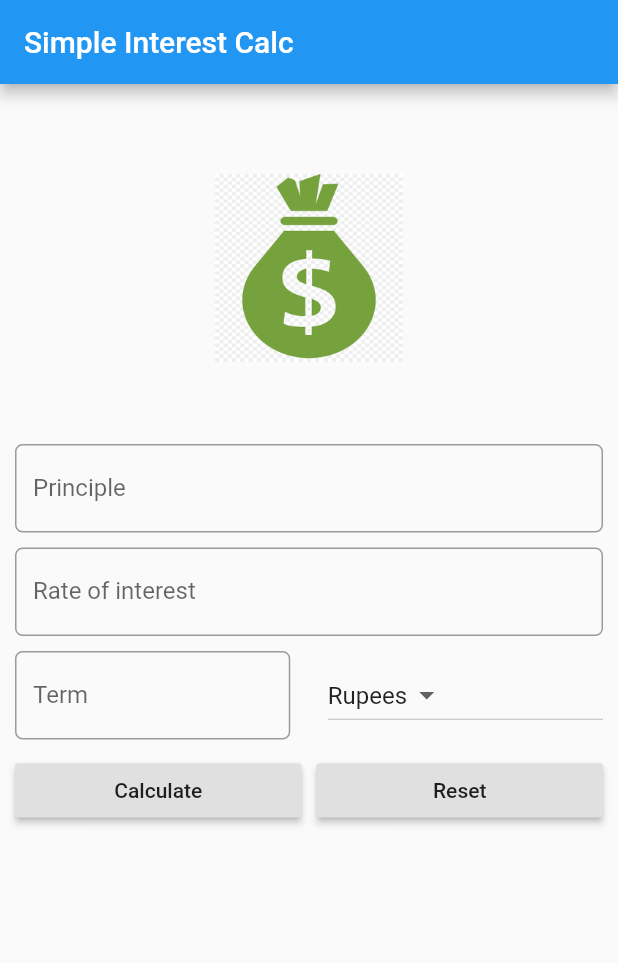
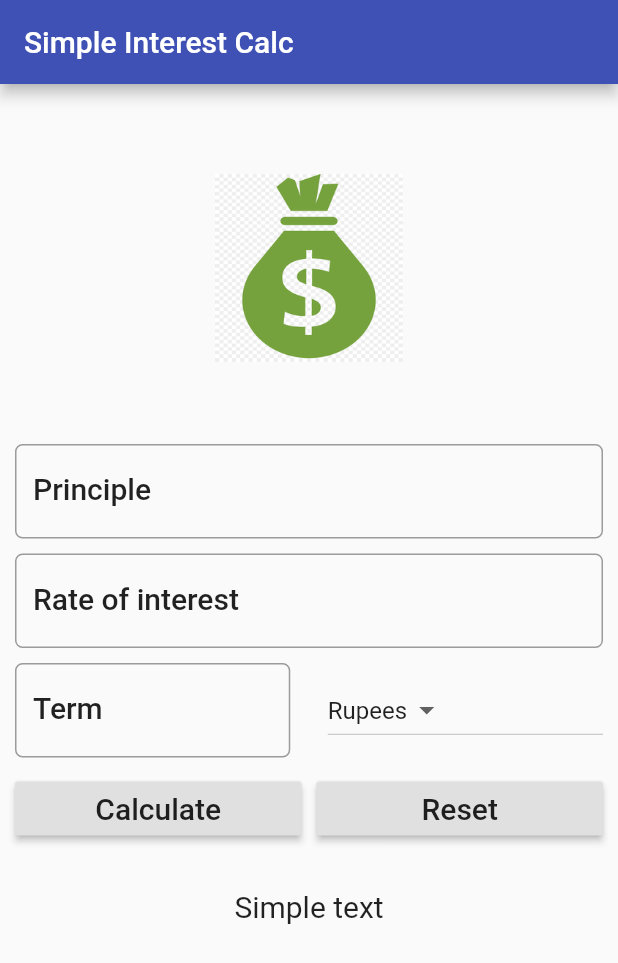
Before and after one commit to Pratiknarola/simple_interest_calc, a Flutter app: the screen it shows after launch, after a tap on "Calculate", on a phone screen of 412 x 824 dp. Shown: the top 963 px of the screen. Run offline on Flutter 3.47's test engine with Material 2 defaults, Android fonts, the phone set to English and light mode, and no system bars.

Commit message:
added style

```diff
--- a/lib/main.dart
+++ b/lib/main.dart
@@ -6,6 +6,10 @@ void main() {
     title: "Simple interest calculator",
     home: SIform(),
     debugShowCheckedModeBanner: false,
+    theme: ThemeData(
+      primaryColor: Colors.indigo,
+      accentColor: Colors.indigoAccent,
+    ),
   ));
 }
 
@@ -21,8 +25,13 @@ class _SIformState extends State<SIform> {
   var _currencies = ["Rupees", "Dollars", "Pounds", "Yens"];
   final _minPadding = 5.0;
 
+
   @override
   Widget build(BuildContext context) {
+    TextStyle textStyle = Theme.of(context).textTheme.title;
+
+    var CurrentSelected = "Rupees";
+    var Result = "";
     return Scaffold(
       appBar: AppBar(
         title: Text("Simple Interest Calc"),
@@ -38,9 +47,11 @@ class _SIformState extends State<SIform> {
                   padding:
                       EdgeInsets.only(top: _minPadding, bottom: _minPadding),
                   child: TextField(
+                    style: textStyle,
                     decoration: InputDecoration(
                         labelText: 'Principle',
                         hintText: 'Enter principle e.g. 12000',
+                        labelStyle: textStyle,
                         border: OutlineInputBorder(
                             borderRadius: BorderRadius.circular(5.0))),
                     keyboardType: TextInputType.number,
@@ -50,9 +61,11 @@ class _SIformState extends State<SIform> {
                   padding:
                       EdgeInsets.only(top: _minPadding, bottom: _minPadding),
                   child: TextField(
+                    style: textStyle,
                     decoration: InputDecoration(
                         labelText: 'Rate of interest',
                         hintText: '% rate e.g. 10%',
+                        labelStyle: textStyle,
                         border: OutlineInputBorder(
                             borderRadius: BorderRadius.circular(5.0))),
                     keyboardType: TextInputType.number,
@@ -68,9 +81,11 @@ class _SIformState extends State<SIform> {
                             decoration: InputDecoration(
                                 labelText: 'Term',
                                 hintText: 'time in years',
+                                labelStyle: textStyle,
                                 border: OutlineInputBorder(
                                     borderRadius: BorderRadius.circular(5.0))),
                             keyboardType: TextInputType.number,
+                            style: textStyle,
                           ),
                         ),
                         Container(
@@ -84,29 +99,46 @@ class _SIformState extends State<SIform> {
                                     child: Text(value),
                                   );
                                 }).toList(),
-                                value: _currencies[0],
-                                onChanged: (String newValueSelected) {})),
+                                value: CurrentSelected,
+                                onChanged: (String newValueSelected) {
+                                  CurrentSelected = newValueSelected;
+                                  setState(() {
+                                    CurrentSelected = newValueSelected;
+                                  });
+                                })),
                       ],
                     )),
                 Padding(
-                    padding: EdgeInsets.only(top: _minPadding, bottom: _minPadding),
+                    padding:
+                        EdgeInsets.only(top: _minPadding, bottom: _minPadding),
                     child: Row(
                       children: <Widget>[
                         Expanded(
                           child: RaisedButton(
-                            child: Text("Calculate"),
+                            child: Text("Calculate", style: textStyle,),
                             onPressed: () {},
                           ),
                         ),
-                        Container(width: _minPadding * 2,),
+                        Container(
+                          width: _minPadding * 2,
+                        ),
                         Expanded(
                           child: RaisedButton(
-                            child: Text("Reset"),
+                            child: Text("Reset", style: textStyle,),
                             onPressed: () {},
                           ),
                         )
                       ],
-                    ))
+                    )),
+                Container(
+                  child: Text("Simple text",
+                  textAlign: TextAlign.left,
+                  style: TextStyle(
+                    fontSize: 20.0
+                  ),),
+                  padding: EdgeInsets.all(_minPadding * 5),
+                )
+
               ],
             ),
           )
```
